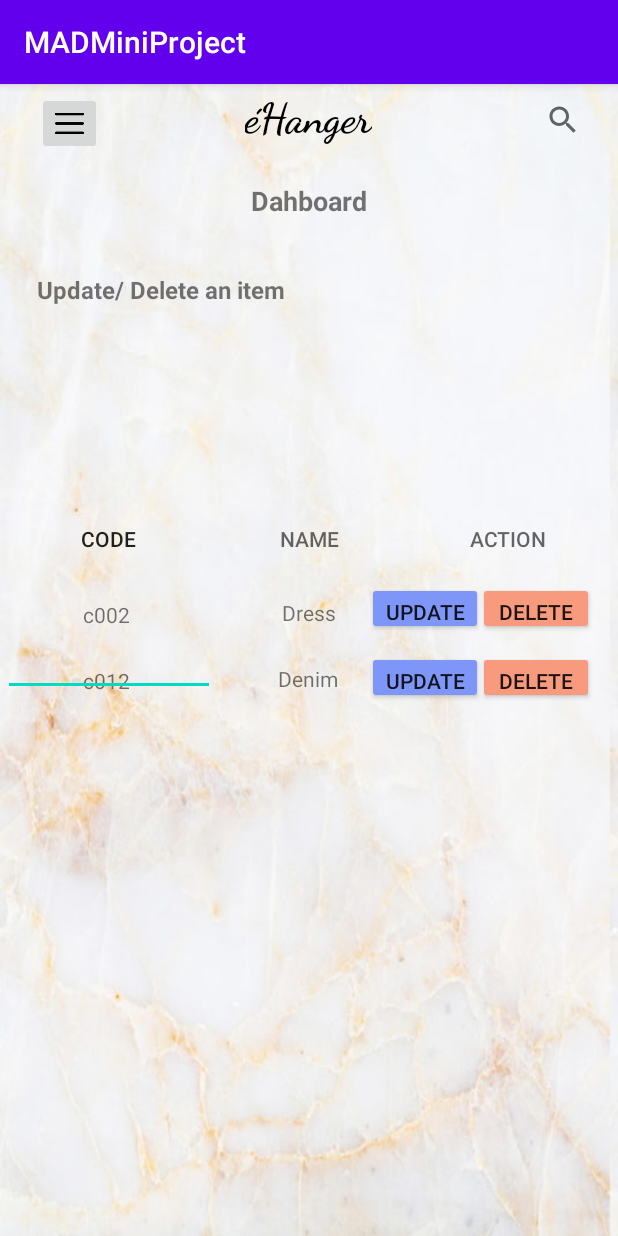
After one commit to AzfaMariyam/MADMiniProject, an Android app: the UpdateDelate screen opened directly, with no data from a screen before it, on a phone screen of 412 x 824 dp. The commit adds this screen. Run offline under Robolectric (Android 15) with nearby library versions, the phone set to English and light mode, and no system bars.

Commit message:
Update/Delete items
Homepage and update delete items function

```diff
--- a/app/build.gradle
+++ b/app/build.gradle
@@ -31,4 +31,5 @@ dependencies {
     testImplementation 'junit:junit:4.12'
     androidTestImplementation 'androidx.test.ext:junit:1.1.1'
     androidTestImplementation 'androidx.test.espresso:espresso-core:3.2.0'
+    implementation 'com.android.support:design:28.0.0'
 }
--- a/app/src/main/AndroidManifest.xml
+++ b/app/src/main/AndroidManifest.xml
@@ -9,7 +9,8 @@
         android:roundIcon="@mipmap/ic_launcher_round"
         android:supportsRtl="true"
         android:theme="@style/AppTheme">
-        <activity android:name=".AddItem"/>
+        <activity android:name=".UpdateDelate"></activity>
+        <activity android:name=".AddItem" />
         <activity android:name=".ItemDetails" />
         <activity android:name=".itemDisplay" />
         <activity android:name=".MainActivity">
--- /dev/null
+++ b/app/src/main/java/com/example/madminiproject/UpdateDelate.java
@@ -0,0 +1,14 @@
+package com.example.madminiproject;
+
+import androidx.appcompat.app.AppCompatActivity;
+
+import android.os.Bundle;
+
+public class UpdateDelate extends AppCompatActivity {
+
+    @Override
+    protected void onCreate(Bundle savedInstanceState) {
+        super.onCreate(savedInstanceState);
+        setContentView(R.layout.activity_update_delate);
+    }
+}
--- /dev/null
+++ b/app/src/main/res/layout/activity_update_delate.xml
@@ -0,0 +1,268 @@
+<?xml version="1.0" encoding="utf-8"?>
+<androidx.constraintlayout.widget.ConstraintLayout xmlns:android="http://schemas.android.com/apk/res/android"
+    xmlns:app="http://schemas.android.com/apk/res-auto"
+    xmlns:tools="http://schemas.android.com/tools"
+    android:layout_width="match_parent"
+    android:layout_height="match_parent"
+    android:background="@drawable/marble"
+    tools:context=".UpdateDelate">
+
+    <Button
+        android:id="@+id/button5"
+        android:layout_width="77dp"
+        android:layout_height="35dp"
+        android:layout_marginStart="8dp"
+        android:layout_marginTop="8dp"
+        android:layout_marginEnd="8dp"
+        android:layout_marginBottom="8dp"
+        android:backgroundTint="#f79a7e"
+        android:text="Delete"
+        app:layout_constraintBottom_toBottomOf="parent"
+        app:layout_constraintEnd_toEndOf="parent"
+        app:layout_constraintHorizontal_bias="0.974"
+        app:layout_constraintStart_toStartOf="parent"
+        app:layout_constraintTop_toTopOf="parent"
+        app:layout_constraintVertical_bias="0.516" />
+
+    <Button
+        android:id="@+id/button6"
+        android:layout_width="77dp"
+        android:layout_height="35dp"
+        android:layout_marginStart="8dp"
+        android:layout_marginTop="8dp"
+        android:layout_marginEnd="8dp"
+        android:layout_marginBottom="8dp"
+        android:backgroundTint="#7e96f7"
+        android:text="Update"
+        app:layout_constraintBottom_toBottomOf="parent"
+        app:layout_constraintEnd_toEndOf="parent"
+        app:layout_constraintHorizontal_bias="0.742"
+        app:layout_constraintStart_toStartOf="parent"
+        app:layout_constraintTop_toTopOf="parent"
+        app:layout_constraintVertical_bias="0.516" />
+
+    <Button
+        android:id="@+id/button7"
+        android:layout_width="77dp"
+        android:layout_height="35dp"
+        android:layout_marginStart="8dp"
+        android:layout_marginTop="8dp"
+        android:layout_marginEnd="8dp"
+        android:layout_marginBottom="8dp"
+        android:backgroundTint="#7e96f7"
+        android:text="Update"
+        app:layout_constraintBottom_toBottomOf="parent"
+        app:layout_constraintEnd_toEndOf="parent"
+        app:layout_constraintHorizontal_bias="0.742"
+        app:layout_constraintStart_toStartOf="parent"
+        app:layout_constraintTop_toTopOf="parent"
+        app:layout_constraintVertical_bias="0.452" />
+
+    <Button
+        android:id="@+id/button8"
+        android:layout_width="77dp"
+        android:layout_height="35dp"
+        android:layout_marginStart="8dp"
+        android:layout_marginTop="8dp"
+        android:layout_marginEnd="8dp"
+        android:layout_marginBottom="8dp"
+        android:backgroundTint="#f79a7e"
+        android:text="Delete"
+        app:layout_constraintBottom_toBottomOf="parent"
+        app:layout_constraintEnd_toEndOf="parent"
+        app:layout_constraintHorizontal_bias="0.974"
+        app:layout_constraintStart_toStartOf="parent"
+        app:layout_constraintTop_toTopOf="parent"
+        app:layout_constraintVertical_bias="0.452" />
+
+    <TextView
+        android:id="@+id/textView16"
+        android:layout_width="wrap_content"
+        android:layout_height="wrap_content"
+        android:layout_marginStart="8dp"
+        android:layout_marginTop="8dp"
+        android:layout_marginEnd="8dp"
+        android:layout_marginBottom="8dp"
+        android:text="Dahboard"
+        android:textAlignment="center"
+        android:textSize="18sp"
+        android:textStyle="bold"
+        app:layout_constraintBottom_toBottomOf="parent"
+        app:layout_constraintEnd_toEndOf="parent"
+        app:layout_constraintHorizontal_bias="0.498"
+        app:layout_constraintStart_toStartOf="parent"
+        app:layout_constraintTop_toTopOf="parent"
+        app:layout_constraintVertical_bias="0.079" />
+
+    <TextView
+        android:id="@+id/textView17"
+        android:layout_width="wrap_content"
+        android:layout_height="wrap_content"
+        android:layout_marginStart="8dp"
+        android:layout_marginTop="8dp"
+        android:layout_marginEnd="8dp"
+        android:layout_marginBottom="8dp"
+        android:text="c012"
+        android:textAlignment="center"
+        android:textSize="14sp"
+        app:layout_constraintBottom_toBottomOf="parent"
+        app:layout_constraintEnd_toEndOf="parent"
+        app:layout_constraintHorizontal_bias="0.129"
+        app:layout_constraintStart_toStartOf="parent"
+        app:layout_constraintTop_toTopOf="parent"
+        app:layout_constraintVertical_bias="0.519" />
+
+    <TextView
+        android:id="@+id/textView19"
+        android:layout_width="wrap_content"
+        android:layout_height="wrap_content"
+        android:layout_marginStart="8dp"
+        android:layout_marginTop="8dp"
+        android:layout_marginEnd="8dp"
+        android:layout_marginBottom="8dp"
+        android:text="Denim"
+        android:textAlignment="center"
+        android:textSize="14sp"
+        app:layout_constraintBottom_toBottomOf="parent"
+        app:layout_constraintEnd_toEndOf="parent"
+        app:layout_constraintHorizontal_bias="0.498"
+        app:layout_constraintStart_toStartOf="parent"
+        app:layout_constraintTop_toTopOf="parent"
+        app:layout_constraintVertical_bias="0.517"
+        android:gravity="center_horizontal" />
+
+    <TextView
+        android:id="@+id/textView21"
+        android:layout_width="wrap_content"
+        android:layout_height="wrap_content"
+        android:layout_marginStart="8dp"
+        android:layout_marginTop="8dp"
+        android:layout_marginEnd="8dp"
+        android:layout_marginBottom="8dp"
+        android:text="Dress"
+        android:textAlignment="center"
+        android:textSize="14sp"
+        app:layout_constraintBottom_toBottomOf="parent"
+        app:layout_constraintEnd_toEndOf="parent"
+        app:layout_constraintHorizontal_bias="0.498"
+        app:layout_constraintStart_toStartOf="parent"
+        app:layout_constraintTop_toTopOf="parent"
+        app:layout_constraintVertical_bias="0.457"
+        android:gravity="center_horizontal" />
+
+    <TextView
+        android:id="@+id/textView20"
+        android:layout_width="wrap_content"
+        android:layout_height="wrap_content"
+        android:layout_marginStart="8dp"
+        android:layout_marginTop="8dp"
+        android:layout_marginEnd="8dp"
+        android:layout_marginBottom="8dp"
+        android:text="c002"
+        android:textAlignment="center"
+        android:textSize="14sp"
+        app:layout_constraintBottom_toBottomOf="parent"
+        app:layout_constraintEnd_toEndOf="parent"
+        app:layout_constraintHorizontal_bias="0.129"
+        app:layout_constraintStart_toStartOf="parent"
+        app:layout_constraintTop_toTopOf="parent"
+        app:layout_constraintVertical_bias="0.459"
+        android:gravity="center_horizontal" />
+
+    <TextView
+        android:id="@+id/textView18"
+        android:layout_width="wrap_content"
+        android:layout_height="wrap_content"
+        android:layout_marginStart="8dp"
+        android:layout_marginTop="8dp"
+        android:layout_marginEnd="8dp"
+        android:layout_marginBottom="8dp"
+        android:text="Update/ Delete an item"
+        android:textSize="16sp"
+        android:textStyle="bold"
+        app:layout_constraintBottom_toBottomOf="parent"
+        app:layout_constraintEnd_toEndOf="parent"
+        app:layout_constraintHorizontal_bias="0.073"
+        app:layout_constraintStart_toStartOf="parent"
+        app:layout_constraintTop_toTopOf="parent"
+        app:layout_constraintVertical_bias="0.162" />
+
+    <ImageButton
+        android:id="@+id/imageButton6"
+        android:layout_width="43dp"
+        android:layout_height="42dp"
+        android:adjustViewBounds="true"
+        android:maxWidth="40dp"
+        android:maxHeight="40dp"
+        android:scaleType="fitCenter"
+        android:src="@drawable/menu"
+        app:layout_constraintBottom_toBottomOf="parent"
+        app:layout_constraintEnd_toEndOf="parent"
+        app:layout_constraintHorizontal_bias="0.067"
+        app:layout_constraintStart_toStartOf="parent"
+        app:layout_constraintTop_toTopOf="parent"
+        app:layout_constraintVertical_bias="0.007"
+        app:srcCompat="@drawable/menu" />
+
+    <TextView
+        android:id="@+id/textView15"
+        android:layout_width="wrap_content"
+        android:layout_height="wrap_content"
+        android:layout_marginEnd="8dp"
+        android:fontFamily="cursive"
+        android:text="@string/name"
+        android:textAlignment="center"
+        android:textColor="@android:color/black"
+        android:textSize="28sp"
+        android:textStyle="bold"
+        app:layout_constraintBottom_toBottomOf="parent"
+        app:layout_constraintEnd_toEndOf="parent"
+        app:layout_constraintHorizontal_bias="0.512"
+        app:layout_constraintStart_toStartOf="parent"
+        app:layout_constraintTop_toTopOf="parent"
+        app:layout_constraintVertical_bias="0.007"
+        android:layout_marginRight="8dp"
+        android:gravity="center_horizontal" />
+
+    <SearchView
+        android:id="@+id/searchView"
+        android:layout_width="41dp"
+        android:layout_height="37dp"
+        app:layout_constraintBottom_toBottomOf="parent"
+        app:layout_constraintEnd_toEndOf="parent"
+        app:layout_constraintHorizontal_bias="0.956"
+        app:layout_constraintStart_toStartOf="parent"
+        app:layout_constraintTop_toTopOf="parent"
+        app:layout_constraintVertical_bias="0.007" />
+
+    <android.support.design.widget.TabLayout
+        android:layout_width="400dp"
+        android:layout_height="196dp"
+        android:layout_marginStart="8dp"
+        android:layout_marginTop="8dp"
+        android:layout_marginEnd="8dp"
+        android:layout_marginBottom="8dp"
+        app:layout_constraintBottom_toBottomOf="parent"
+        app:layout_constraintEnd_toEndOf="parent"
+        app:layout_constraintHorizontal_bias="0.6"
+        app:layout_constraintStart_toStartOf="parent"
+        app:layout_constraintTop_toTopOf="parent"
+        app:layout_constraintVertical_bias="0.355">
+
+        <android.support.design.widget.TabItem
+            android:layout_width="50dp"
+            android:layout_height="wrap_content"
+            android:text="Code" />
+
+        <android.support.design.widget.TabItem
+            android:layout_width="150dp"
+            android:layout_height="wrap_content"
+            android:text="Name" />
+
+        <android.support.design.widget.TabItem
+            android:layout_width="200dp"
+            android:layout_height="wrap_content"
+            android:text="Action" />
+    </android.support.design.widget.TabLayout>
+
+</androidx.constraintlayout.widget.ConstraintLayout>
```
Also changed, not shown: app/src/main/res/layout/activity_main.xml (+138 -4 lines), app/src/main/res/drawable/mm.jpg (added).
